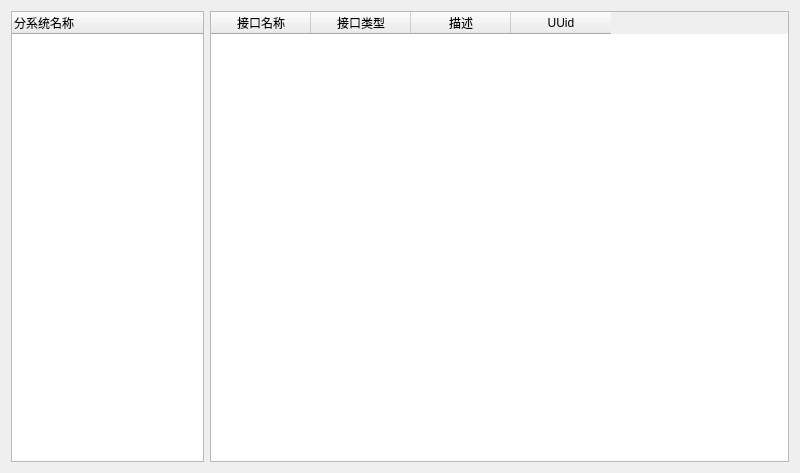
This is EquivalentDevice/sysManage/sysmanageui.ui in xuqingxiangstu/platform as Qt 5 draws it before an edit. The edited form follows.
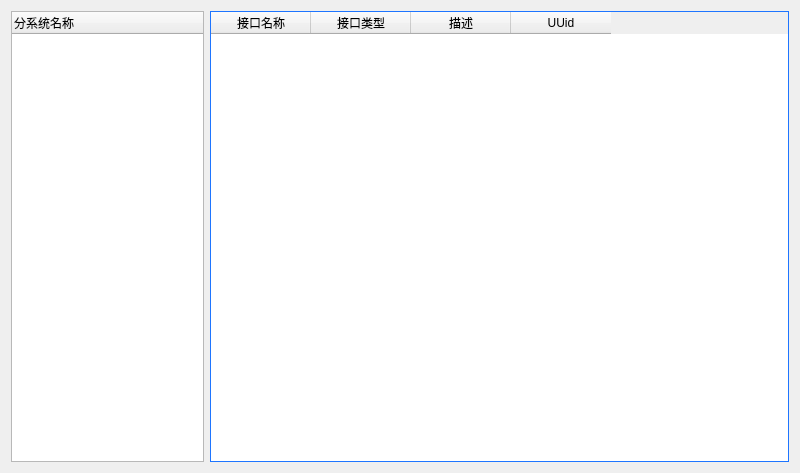
This is the edited form.

```diff
--- a/EquivalentDevice/sysManage/sysmanageui.ui
+++ b/EquivalentDevice/sysManage/sysmanageui.ui
@@ -25,6 +25,9 @@
   <property name="windowTitle">
    <string>Dialog</string>
   </property>
+  <property name="styleSheet">
+   <string notr="true"/>
+  </property>
   <layout class="QGridLayout" name="gridLayout">
    <item row="0" column="0">
     <layout class="QHBoxLayout" name="horizontalLayout_2" stretch="1,3">
@@ -45,6 +48,16 @@
          <height>330</height>
         </size>
        </property>
+       <property name="styleSheet">
+        <string notr="true">QTableWidget{
+	border:1px solid #1e75ff;
+	color:#fff;
+	alternate-background-color:red;
+	background:white;
+
+}
+</string>
+       </property>
        <column>
         <property name="text">
          <string>接口名称</string>
```
